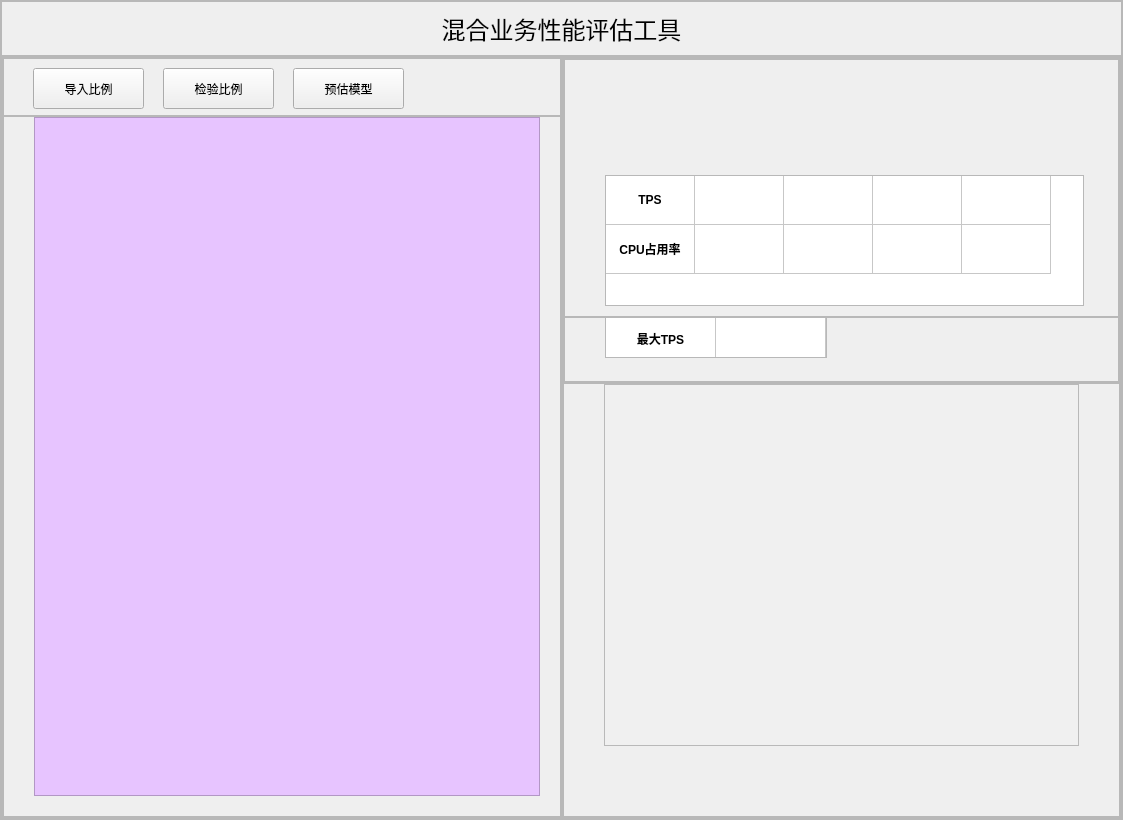
The window that ui/assessmentTool.ui (cyhnxp/videoAssessmentTool) describes before a commit, drawn with Qt 5.
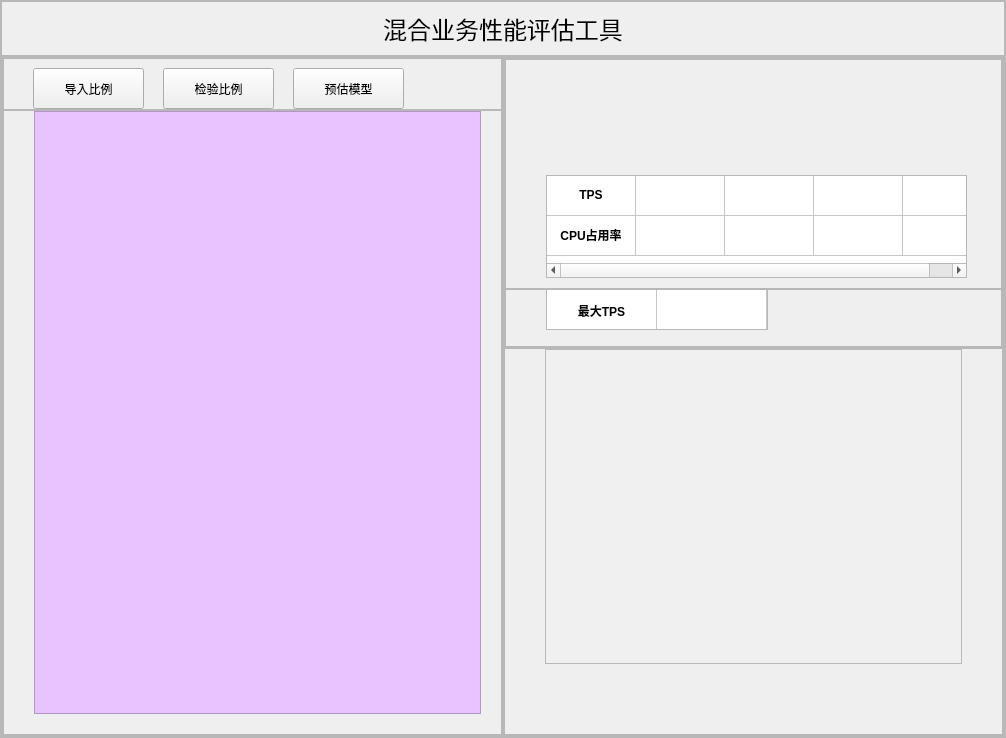
The same window after the commit.

Patch:
```diff
--- a/ui/assessmentTool.ui
+++ b/ui/assessmentTool.ui
@@ -9,8 +9,8 @@
    <rect>
     <x>0</x>
     <y>0</y>
-    <width>1123</width>
-    <height>820</height>
+    <width>1006</width>
+    <height>738</height>
    </rect>
   </property>
   <property name="sizePolicy">
@@ -313,7 +313,7 @@
                   <bool>false</bool>
                  </attribute>
                  <attribute name="verticalHeaderDefaultSectionSize">
-                  <number>49</number>
+                  <number>40</number>
                  </attribute>
                  <row/>
                  <row/>
```
